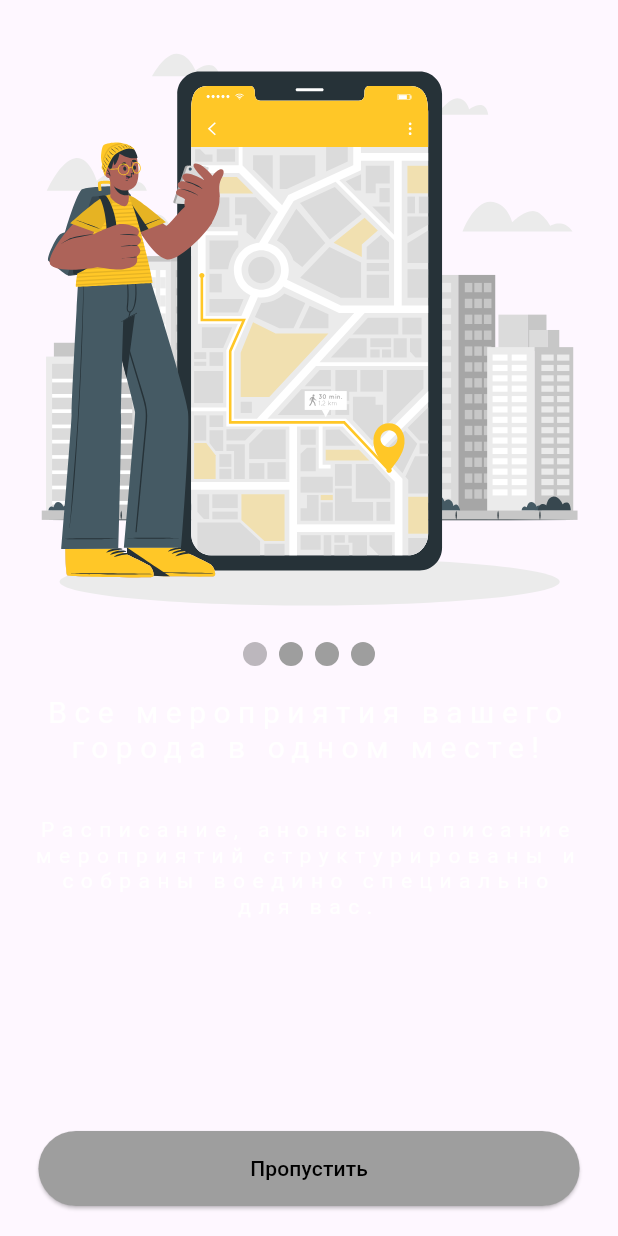
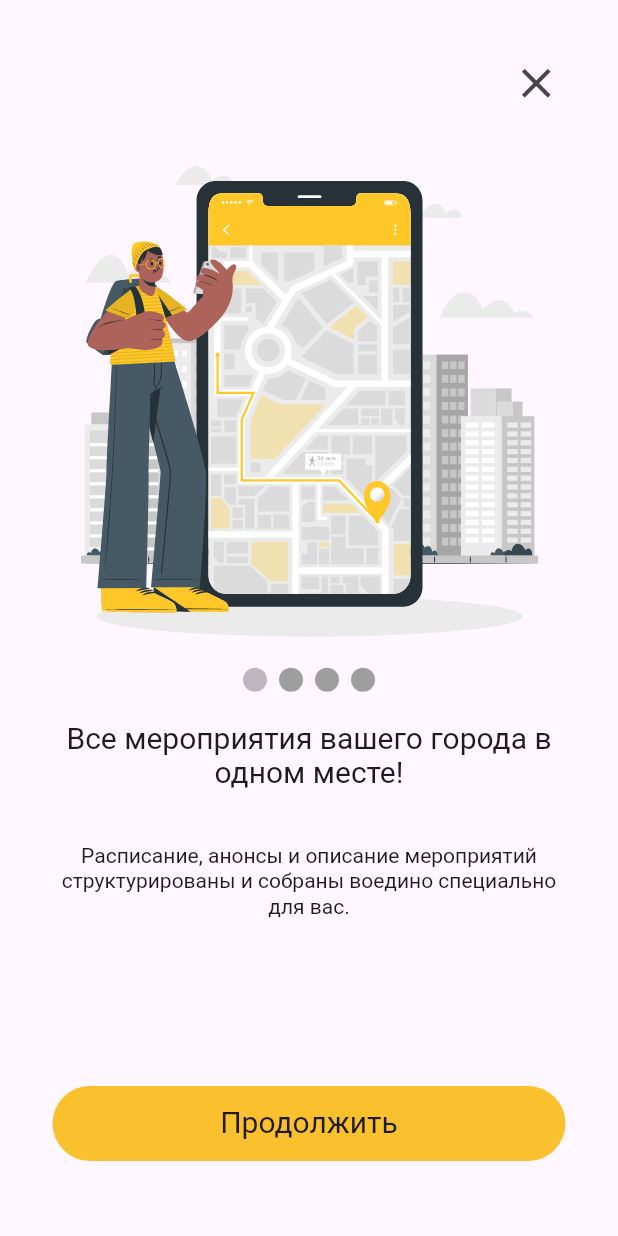
Before and after one commit to Asliddin009/hantaton, a Flutter app: the WelcomeScreen screen opened directly, on a phone screen of 412 x 824 dp. Run offline on Flutter 3.47's test engine with Material 2 defaults, Android fonts, the light colour scheme and no system bars; drawn by our look-alikes of smooth_page_indicator; our stand-ins replace animated_bottom_navigation_bar, awesome_notifications, dio, flutter_bloc, flutter_map, flutter_svg and 8 more; network calls fail; Roboto replaces fonts that are missing (Montserrat-Medium.ttf).

```diff
--- a/lib/app/ui/main_app_builder.dart
+++ b/lib/app/ui/main_app_builder.dart
@@ -5,6 +5,7 @@ import 'package:hantaton_app/app/domain/app_builder.dart';
 import 'package:hantaton_app/app/ui/root_screen.dart';
 import 'package:hantaton_app/app/ui/theme/theme.dart';
 import 'package:hantaton_app/feature/auth/domain/auth_state/auth_cubit.dart';
+import 'package:hantaton_app/feature/main/ui/main_screen.dart';
 import 'package:hantaton_app/feature/posts/domain/post_repo.dart';
 import 'package:hantaton_app/feature/posts/domain/state/cubit/post_cubit.dart';
 import 'package:flutter/material.dart';
@@ -19,6 +20,8 @@ class MainAppBuilder implements AppBuilder {
   Widget buildApp() {
     return _GlobalProviders(
       child: MaterialApp(
+          navigatorKey: MainScreen.navigatorKey,
+
           theme:theme,
           builder: (context, child) {
             final data = MediaQuery.of(context);
--- a/lib/app/ui/main_app_runner.dart
+++ b/lib/app/ui/main_app_runner.dart
@@ -1,3 +1,5 @@
+import 'package:awesome_notifications/awesome_notifications.dart';
+import 'package:flutter/material.dart';
 import 'package:hantaton_app/app/di/init_di.dart';
 import 'package:hantaton_app/app/domain/app_builder.dart';
 import 'package:flutter/cupertino.dart';
@@ -5,6 +7,7 @@ import 'package:hydrated_bloc/hydrated_bloc.dart';
 import 'package:path_provider/path_provider.dart';
 
 import '../domain/app_runner.dart';
+import '../domain/notification/notification_controller.dart';
 
 class MainAppRunner implements AppRunner {
   final String env;
@@ -23,6 +26,8 @@ class MainAppRunner implements AppRunner {
     HydratedBloc.storage = await HydratedStorage.build(
         storageDirectory: await getApplicationDocumentsDirectory());
     await preloadData();
+    await NotificationController.initializeLocalNotifications();
+
     runApp(appBuilder.buildApp());
   }
 }
--- a/lib/app/ui/theme/theme.dart
+++ b/lib/app/ui/theme/theme.dart
@@ -4,17 +4,17 @@ ThemeData theme = ThemeData(
   textTheme: const TextTheme(
     displayLarge: TextStyle(
       fontSize: 30,
-      color: Colors.white,
+        fontFamily: 'Montserrat-Medium.ttf'
+
     ),
     displayMedium: TextStyle(
       fontSize: 20,
-      letterSpacing: 5,
-      color: Colors.white,
+      fontFamily: 'Montserrat-Medium.ttf'
     ),
     displaySmall: TextStyle(
       fontSize: 14,
-      letterSpacing: 5,
-      color: Colors.white,
+        fontFamily: 'Montserrat-Medium.ttf'
+
     ),
   ),
   useMaterial3: true,
--- a/lib/feature/auth/ui/welcome_screen.dart
+++ b/lib/feature/auth/ui/welcome_screen.dart
@@ -21,10 +21,21 @@ class _WelcomeScreenState extends State<WelcomeScreen>
   PageController pageController = PageController();
   bool flagFinishWelcomeScreen = false;
 
-  List listTitle = ["Все мероприятия вашего города в одном месте!", "С нами планировать свой досуг проще!", "Создавайте свои собственные мероприятия!", "Создавайте!"];
-  List listSubTitle = ["Расписание, анонсы и описание мероприятий структурированы и собраны воедино специально для вас.", "Личный кабинет и система уведомлений помогут вам сохранить понравившиеся мероприятия и не забыть про них позже.", "Организуйте мероприятия сами, собирайте друзей и находите новые компании по интересам.", "Организуйте мероприятия сами, собирайте друзей и находите новые компании по интересам."];
-  String title = "";
-  String subTitle = "";
+  List listTitle = [
+    "Все мероприятия вашего города в одном месте!",
+    "С нами планировать свой досуг проще!",
+    "Создавайте свои собственные мероприятия!",
+    "Создавайте!"
+  ];
+  List listSubTitle = [
+    "Расписание, анонсы и описание мероприятий структурированы и собраны воедино специально для вас.",
+    "Личный кабинет и система уведомлений помогут вам сохранить понравившиеся мероприятия и не забыть про них позже.",
+    "Организуйте мероприятия сами, собирайте друзей и находите новые компании по интересам.",
+    "Организуйте мероприятия сами, собирайте друзей и находите новые компании по интересам."
+  ];
+  String title = "Все мероприятия вашего города в одном месте!";
+  String subTitle =
+      "Расписание, анонсы и описание мероприятий структурированы и собраны воедино специально для вас.";
 
   @override
   void initState() {
@@ -44,8 +55,16 @@ class _WelcomeScreenState extends State<WelcomeScreen>
   Widget build(BuildContext context) {
     return Scaffold(
         //backgroundColor: ConstColor.BACKGROUND_COLOR,
-        body: Column(
+        body: Container(
+          padding: const EdgeInsets.all(30),
+          child: Column(
       children: [
+          SizedBox(
+            height: 50,
+              width: double.infinity,
+              child: IconButton(onPressed: (){
+                locator.get<AuthCubit>().finishWelcomeScreen();
+              }, icon: const Icon(Icons.close,size: 33,),alignment: Alignment.bottomRight,)),
           Expanded(
             flex: 4,
             child: PageView(
@@ -79,13 +98,16 @@ class _WelcomeScreenState extends State<WelcomeScreen>
                     type: WormType.thin,
                   ),
                 ),
-              const SizedBox(height: 20,),
+                const SizedBox(
+                  height: 20,
+                ),
                 Text(
                     textAlign: TextAlign.center,
                     title,
-                style: Theme.of(context).textTheme.displayMedium
+                    style: Theme.of(context).textTheme.displayMedium),
+                const SizedBox(
+                  height: 35,
                 ),
-              const SizedBox(height: 35,),
                 SizedBox(
                   width: MediaQuery.of(context).size.width * 0.9,
                   child: Text(
@@ -97,25 +119,24 @@ class _WelcomeScreenState extends State<WelcomeScreen>
               ],
             ),
           ),
-        !flagFinishWelcomeScreen ?
-        Container(
+          !flagFinishWelcomeScreen
+              ? Container(
                   height: 60,
                   padding: const EdgeInsets.all(5),
                   margin: const EdgeInsets.only(bottom: 15),
                   width: MediaQuery.of(context).size.width * 0.9,
-          child: ElevatedButton(
+                  child: TextButton(
                       style: ElevatedButton.styleFrom(
-                  backgroundColor: Colors.grey,
+                        backgroundColor: Colors.yellow.shade700,
                         foregroundColor: Colors.black,
                         elevation: 1,
                       ),
                       onPressed: () {
-                locator.get<AuthCubit>().finishWelcomeScreen();
+//                        pageController.page.;
                       },
-              child: const Text("Пропустить")),
-        )
-        :
-        Container(
+                      child: Text("Продолжить",style:Theme.of(context).textTheme.displayMedium),
+                ))
+              : Container(
                   height: 60,
                   padding: const EdgeInsets.all(5),
                   margin: const EdgeInsets.only(bottom: 15),
@@ -132,6 +153,7 @@ class _WelcomeScreenState extends State<WelcomeScreen>
                       child: const Text("К мероприятия")),
                 ),
       ],
+    ),
         ));
   }
 }
--- a/lib/feature/main/ui/main_screen.dart
+++ b/lib/feature/main/ui/main_screen.dart
@@ -4,6 +4,7 @@ import 'package:flutter/material.dart';
 import 'package:hantaton_app/feature/auth/ui/user_screen.dart';
 import 'package:hantaton_app/feature/home/ui/home_screen.dart';
 import 'package:hantaton_app/feature/main/ui/search_screen.dart';
+
 
 import 'chat_screen.dart';
 
@@ -15,7 +16,8 @@ class MainScreen extends StatefulWidget {
     Icons.notifications,
     Icons.account_circle,
   ];
-
+  static final GlobalKey<NavigatorState> navigatorKey =
+  GlobalKey<NavigatorState>();
   @override
   State<MainScreen> createState() => _MainScreenState();
 }
```
Also changed, not shown: lib/app/domain/notification/notification_controller.dart (added, +211 -0 lines), lib/feature/home/ui/components/container_tile.dart (added, +9 -0 lines), lib/feature/home/ui/home_screen.dart (+34 -16 lines), pubspec.yaml (+9 -7 lines), 2 other files. Lines whose indentation alone changed are shown as unchanged.
